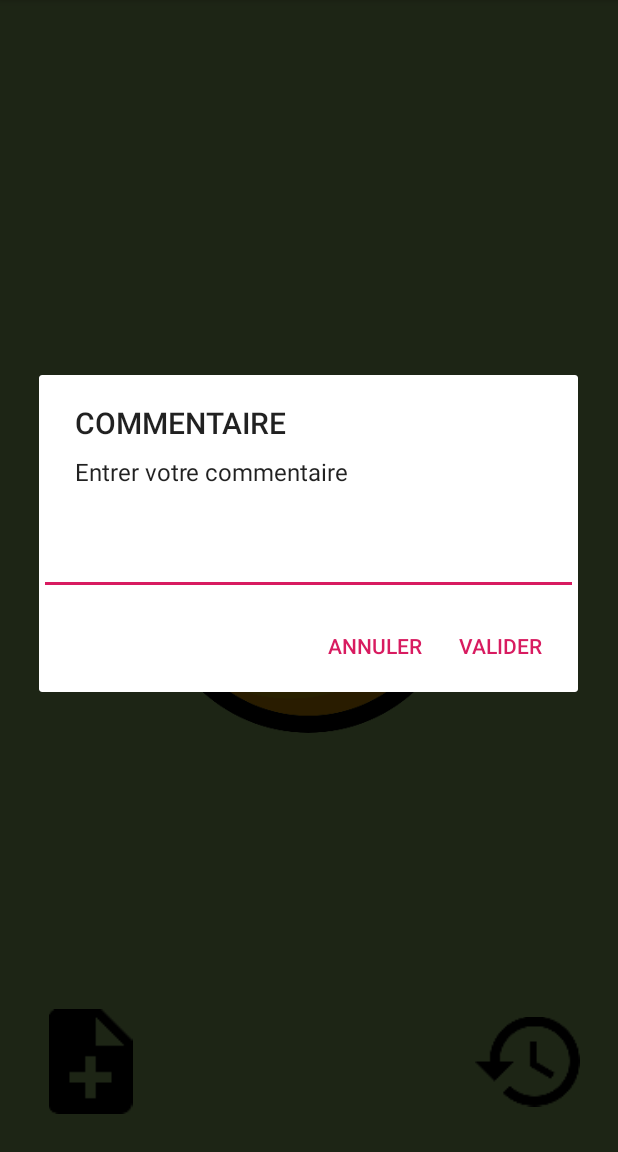
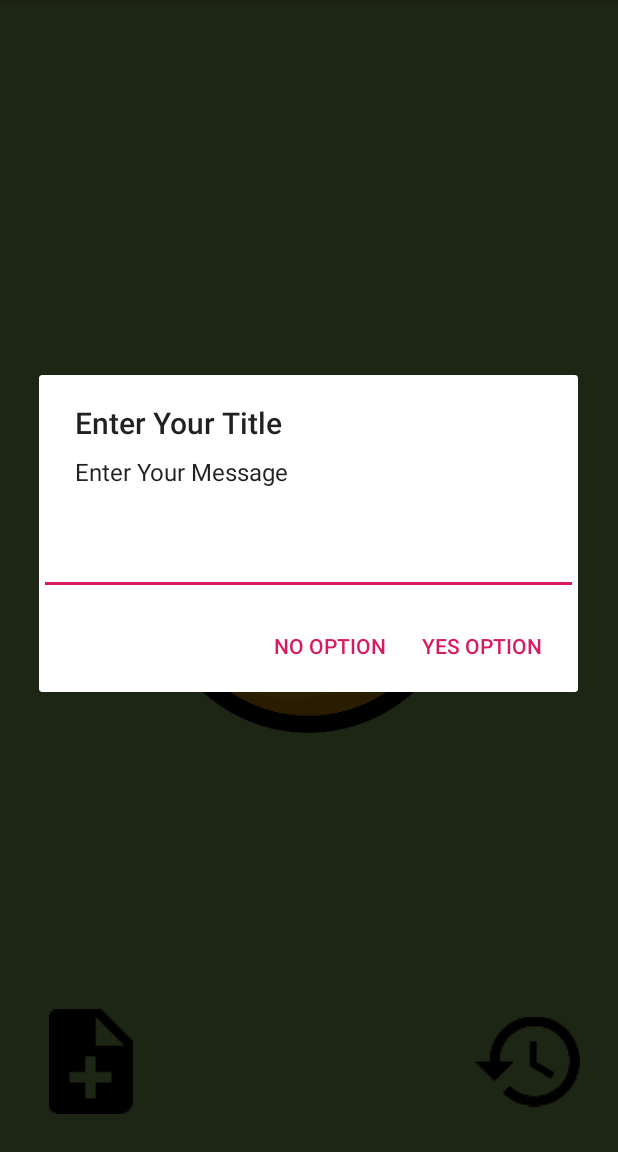
Before and after one commit to NyCko93/MoodTracker, an Android app: the screen it shows after launch (MainActivity), after a tap on an icon or button, on a phone screen of 412 x 824 dp, the part 84-1236 px from its top. Run offline under Robolectric (Android 15) with nearby library versions, the phone set to English and light mode, and no system bars.

Commit message:
Class AlarmReceiver Class MoodSaveHelper Bug display recyclerview not fixed

```diff
--- a/app/src/main/java/com/example/moodtracker/Controller/MainActivity.java
+++ b/app/src/main/java/com/example/moodtracker/Controller/MainActivity.java
@@ -1,6 +1,9 @@
 package com.example.moodtracker.Controller;
 
 
+import android.app.AlarmManager;
+import android.app.PendingIntent;
+import android.content.Context;
 import android.content.DialogInterface;
 import android.content.Intent;
 import android.os.Bundle;
@@ -12,7 +15,6 @@ import android.view.MotionEvent;
 import android.view.View;
 import android.widget.EditText;
 import android.widget.ImageView;
-import android.widget.LinearLayout;
 import android.widget.RelativeLayout;
 
 import com.example.moodtracker.Model.Mood;
@@ -21,6 +23,7 @@ import com.example.moodtracker.R;
 
 import java.security.AccessController;
 import java.util.ArrayList;
+import java.util.Calendar;
 import java.util.Date;
 
 import static java.lang.System.out;
@@ -41,15 +44,20 @@ public class MainActivity extends AppCompatActivity implements OnGestureListener
     MoodSaveHelper mMoodSaveHelper;
 
 
+
+
     protected void onCreate(Bundle savedInstanceState) {
         super.onCreate(savedInstanceState);
         setContentView(R.layout.activity_main);
 
         counter=DEFAULT_MOOD_POSITION;
-
+        mMoodSaveHelper = new MoodSaveHelper(this);
         initVars();
         initListener();
         initMoodsList();
+        date = mMoodSaveHelper.getCurrentDate();
+
+        AlarmMidnight(this);
 
         /**
          * Button return on HistoryActivity
@@ -70,7 +78,7 @@ public class MainActivity extends AppCompatActivity implements OnGestureListener
 
         /**
          * Button comment
-         */
+          */
         mNoteImage=(ImageView) findViewById(R.id.btn_note);
 
         mNoteImage.setOnClickListener(new View.OnClickListener() {
@@ -82,32 +90,53 @@ public class MainActivity extends AppCompatActivity implements OnGestureListener
 
     }
 
+    private void AlarmMidnight(MainActivity mainActivity) {
+        AlarmManager alarmManager;
+        PendingIntent pendingIntent;
+
+        //in a current date at midnight, this property get an instance to calendar
+        Calendar calendar = Calendar.getInstance();
+        calendar.set(Calendar.HOUR_OF_DAY, 0);
+        calendar.set(Calendar.MINUTE, 0);
+        calendar.set(Calendar.SECOND, 0);
+        calendar.add(Calendar.DATE, 1);
+
+        //call AlarmReceiver class
+        alarmManager = (AlarmManager) this.getSystemService(Context.ALARM_SERVICE);
+        Intent intent = new Intent(this, AlarmReceiver.class);
+        pendingIntent = PendingIntent.getBroadcast(this, 0, intent, 0);
+
+        //RTC-WAKEUP that will wake the device when it turns off.
+        if (alarmManager != null) {
+            alarmManager.setRepeating(AlarmManager.RTC_WAKEUP, calendar.getTimeInMillis(), AlarmManager.INTERVAL_DAY, pendingIntent);
+        }
+
+        //Resetting the mood list comment, and assigning the default smiley
+        for(int i = 0; i<moodList.size(); i++)
+        {
+            moodList.get(i).setComment(null);
+        }
+        counter = 1;
+
+    }
+
     private void showBoxDialog() {
-        AlertDialog.Builder alert=new AlertDialog.Builder(this);
+        AlertDialog.Builder alert = new AlertDialog.Builder(this);
 
-        final EditText edittext=new EditText(this);
-
-        LinearLayout.LayoutParams lp=new LinearLayout.LayoutParams(
-                LinearLayout.LayoutParams.MATCH_PARENT,
-                LinearLayout.LayoutParams.MATCH_PARENT);
-        edittext.setLayoutParams(lp);
-
-        alert.setMessage("Entrer votre commentaire");
-        alert.setTitle("COMMENTAIRE");
+        final EditText edittext = new EditText(this);
+        alert.setMessage("Enter Your Message");
+        alert.setTitle("Enter Your Title");
 
         alert.setView(edittext);
 
-        alert.setPositiveButton("Valider", new DialogInterface.OnClickListener() {
+        alert.setPositiveButton("Yes Option", new DialogInterface.OnClickListener() {
             public void onClick(DialogInterface dialog, int whichButton) {
-                Prefs.getInstance(MainActivity.this);
-                mComment=edittext.getText().toString();
-                moodList.get(counter).setComment(mComment);
-                Mood test=moodList.get(counter);
             }
         });
 
-        alert.setNegativeButton("Annuler", new DialogInterface.OnClickListener() {
+        alert.setNegativeButton("No Option", new DialogInterface.OnClickListener() {
             public void onClick(DialogInterface dialog, int whichButton) {
+                // what ever you want to do with No option.
             }
         });
 
@@ -145,11 +174,11 @@ public class MainActivity extends AppCompatActivity implements OnGestureListener
     private void initMoodsList() {
 
         moodList=new ArrayList<>();
-        moodList.add(new Mood(R.drawable.super_happy, R.color.banana_yellow, 0, mComment));
-        moodList.add(new Mood(R.drawable.happy, R.color.light_sage, 1, mComment));
-        moodList.add(new Mood(R.drawable.normal, R.color.cornflower_blue_65, 2, mComment));
-        moodList.add(new Mood(R.drawable.disappointed, R.color.warm_grey, 3, mComment));
-        moodList.add(new Mood(R.drawable.sad, R.color.faded_red, 4, mComment));
+        moodList.add(new Mood(R.drawable.super_happy, R.color.banana_yellow, 0,mComment));
+        moodList.add(new Mood(R.drawable.happy, R.color.light_sage, 1,mComment));
+        moodList.add(new Mood(R.drawable.normal, R.color.cornflower_blue_65, 2,mComment));
+        moodList.add(new Mood(R.drawable.disappointed, R.color.warm_grey, 3,mComment));
+        moodList.add(new Mood(R.drawable.sad, R.color.faded_red, 4,mComment));
 
     }
 
@@ -206,7 +235,7 @@ public class MainActivity extends AppCompatActivity implements OnGestureListener
         super.onPause();
         System.out.println("MainActivity::onPause()");
         moodList.get(counter).setDate(new Date());
-        ArrayList<Mood> list=Prefs.getInstance(this).getMoodArrayList();
+        ArrayList<Mood> list = Prefs.getInstance(this).getMoodArrayList();
         list.add(moodList.get(counter));
         Prefs.getInstance(this).saveMood(list);
     }
--- a/app/src/main/java/com/example/moodtracker/Model/MoodSaveHelper.java
+++ b/app/src/main/java/com/example/moodtracker/Model/MoodSaveHelper.java
@@ -1,8 +1,52 @@
 package com.example.moodtracker.Model;
 
+import android.content.Context;
+
+import com.example.moodtracker.Controller.MainActivity;
+import com.example.moodtracker.Controller.Prefs;
+
+import java.text.DateFormat;
+import java.text.SimpleDateFormat;
+import java.util.ArrayList;
+import java.util.Calendar;
+import java.util.Date;
+import java.util.Locale;
+
 public class MoodSaveHelper {
+    private Context context;
 
-    public void SaveCurrentMood(Mood test) {
+    public MoodSaveHelper(MainActivity mainActivity) {
+        this.context = context;
+    }
 
+    public void SaveCurrentMood(Mood currentMood) {
+        currentMood.setDate(getCurrentDate());
+        Prefs prefs = Prefs.getInstance(context);
+        ArrayList<Mood> prefsMoodArrayList = prefs.getMoodArrayList();
+        if(prefsMoodArrayList == null){
+            prefsMoodArrayList = new ArrayList<>();
+        }
+        if (prefsMoodArrayList.size() > 0 && (prefsMoodArrayList.get(prefsMoodArrayList.size()-1).getDate()).equals(getCurrentDate())) {
+            prefsMoodArrayList.remove(prefsMoodArrayList.size() - 1);
+        }
+        prefsMoodArrayList.add(currentMood);
+
+        if (prefsMoodArrayList.size() > 8) {
+            prefsMoodArrayList.remove(0);
+            System.out.println(prefsMoodArrayList.size());
+        }
+
+        prefs.saveMood(prefsMoodArrayList);
+    }
+
+    public Date getCurrentDate() {
+        Date date;
+        DateFormat outputFormatter = new SimpleDateFormat("MM/dd/yyyy", Locale.getDefault());
+        date = Calendar.getInstance().getTime();
+        date = new Date(outputFormatter.format(date));
+        return date;
+    }
+
+    public void SaveMoodMidnight() {
     }
 }
```
Also changed, not shown: app/src/main/java/com/example/moodtracker/Controller/AlarmReceiver.java (added, +17 -0 lines), app/src/main/java/com/example/moodtracker/Controller/HistoryActivity.java (+18 -17 lines), app/src/main/res/layout/recycler_view_item.xml (+12 -6 lines).
